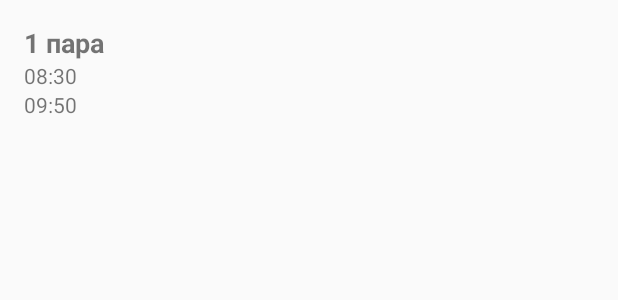
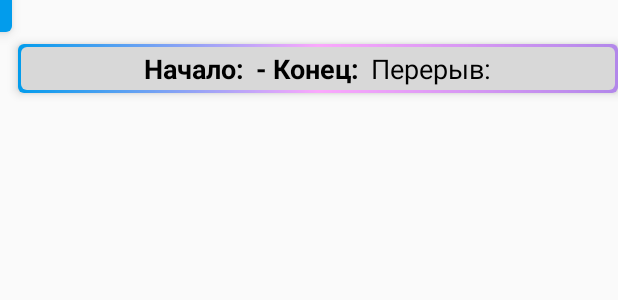
Before and after one commit to Kaptsoff/Rosnou_Schedule, an Android app built with Jetpack Compose: the layout item_bell_schedule.xml on its own in the app's theme, with its tools: preview values and no code run, on a phone screen of 412 x 824 dp. Shown: the top 300 px of the screen. Run offline under Robolectric (Android 15) with nearby library versions, the phone set to English and light mode, and no system bars.

Commit message:
Initial commit

```diff
--- /dev/null
+++ b/app/src/main/res/drawable/gradient_border_n_gray_background.xml
@@ -0,0 +1,35 @@
+<?xml version="1.0" encoding="utf-8"?>
+<!-- res/drawable/gradient_border.xml -->
+<!-- res/drawable/gradient_border.xml -->
+<layer-list xmlns:android="http://schemas.android.com/apk/res/android">
+
+
+    <!-- Слой для фона кнопки -->
+
+
+    <!-- Слой для градиентной границы -->
+    <item>
+        <shape android:shape="rectangle">
+                <gradient
+                    android:startColor="@color/DodgerBlue"
+                    android:centerColor="@color/Plum"
+                    android:endColor="@color/Violet"
+                    android:angle="0"/>
+            <!-- Цвета градиента -->
+
+            <corners android:radius="4dp"/> <!-- Скругленные углы, чтобы граница была ровной -->
+        </shape>
+    </item>
+
+    <item
+        android:left="2dp"
+        android:right="2dp"
+        android:top="2dp"
+        android:bottom="2dp">
+        <shape android:shape="rectangle">
+            <solid android:color="@color/LightGrey"/> <!-- Белый фон, можно изменить -->
+            <corners android:radius="4dp"/> <!-- Скругленные углы, опционально -->
+        </shape>
+    </item>
+
+    </layer-list>
--- /dev/null
+++ b/app/src/main/res/drawable/rounded_corner_background.xml
@@ -0,0 +1,5 @@
+<?xml version="1.0" encoding="utf-8"?>
+<shape xmlns:android="http://schemas.android.com/apk/res/android" android:shape="rectangle">
+    <solid android:color="@color/DodgerBlue" />
+    <corners android:bottomRightRadius="4dp" />
+</shape>
--- a/app/src/main/res/layout/activity_main.xml
+++ b/app/src/main/res/layout/activity_main.xml
@@ -57,7 +57,7 @@
         android:layout_height="wrap_content"
         android:layout_gravity="center_horizontal"
         android:textSize="12sp"
-        android:text="Звонки" />
+        android:text="@string/bells_schedule" />
 
     <Button
         android:id="@+id/roomsButton"
--- a/app/src/main/res/layout/item_bell_schedule.xml
+++ b/app/src/main/res/layout/item_bell_schedule.xml
@@ -2,26 +2,75 @@
 <LinearLayout xmlns:android="http://schemas.android.com/apk/res/android"
     android:layout_width="match_parent"
     android:layout_height="wrap_content"
-    android:orientation="vertical"
-    android:padding="16dp">
+    android:orientation="vertical">
 
     <TextView
         android:id="@+id/bellNameTextView"
         android:layout_width="wrap_content"
         android:layout_height="wrap_content"
-        android:text="1 пара"
-        android:textSize="18sp"
-        android:textStyle="bold" />
+        android:textSize="14sp"
+        android:textStyle="bold"
+        android:textColor="@color/white"
+        android:paddingLeft="4dp"
+        android:paddingRight="4dp"
+        android:paddingBottom="2dp"
+        android:layout_marginBottom="4dp"
+        android:background="@drawable/rounded_corner_background"
+        android:elevation="6dp"/>
 
-    <TextView
+    <LinearLayout
+        android:layout_width="match_parent"
+        android:layout_height="wrap_content"
+        android:background="@drawable/gradient_border_n_gray_background"
+        android:padding="4dp"
+        android:layout_marginStart="12dp"
+        android:layout_marginTop="4dp"
+        android:layout_marginBottom="8dp"
+        android:gravity="center"
+        android:elevation="4dp">
+
+        <TextView
+            android:layout_width="wrap_content"
+            android:layout_height="wrap_content"
+            android:text="Начало:"
+            android:textSize="18dp"
+            android:textColor="@color/black"
+            android:textStyle="bold"
+            android:layout_marginEnd="4dp"/>
+
+        <TextView
         android:id="@+id/bellBeginTextView"
         android:layout_width="wrap_content"
         android:layout_height="wrap_content"
-        android:text="08:30" />
+        android:textColor="@color/black"
+        android:textStyle="bold"
+        android:textSize="18dp"
+        android:layout_marginEnd="4dp"/>
+
+        <TextView
+            android:layout_width="wrap_content"
+            android:layout_height="wrap_content"
+            android:textSize="18dp"
+            android:text="- Конец:"
+            android:textColor="@color/black"
+            android:textStyle="bold"
+            android:layout_marginEnd="4dp"/>
 
     <TextView
         android:id="@+id/bellEndTextView"
         android:layout_width="wrap_content"
         android:layout_height="wrap_content"
-        android:text="09:50" />
+        android:textColor="@color/black"
+        android:textSize="18dp"
+        android:textStyle="bold"
+        android:layout_marginEnd="4dp"/>
+
+        <TextView
+            android:layout_width="wrap_content"
+            android:layout_height="wrap_content"
+            android:textSize="18dp"
+            android:text="Перерыв:"
+            android:textColor="@color/black"/>
+
+    </LinearLayout>
 </LinearLayout>
--- a/app/src/main/res/values/colors.xml
+++ b/app/src/main/res/values/colors.xml
@@ -7,4 +7,31 @@
     <color name="teal_700">#FF018786</color>
     <color name="black">#FF000000</color>
     <color name="white">#FFFFFFFF</color>
+
+    <!--colors for white version app-->
+    <!--colors of icons-->
+    <color name="DodgerBlue">#029CEC</color>
+    <color name="DeepSkyBlue">#46C6FE</color>
+    <color name="Plum">#FBA8FC</color>
+    <color name="Violet">#B287EA</color>
+
+    <!--colors of backgrounds-->
+    <color name="LightGrey">#D8D8D8</color>
+    <color name="WhiteSmoke">#F4F4F4</color>
+
+    <!--colors of shadows-->
+    <color name="DodgerBlueShadow">#005F90</color>
+    <color name="DeepSkyBlueShadow">#2A7595</color>
+    <color name="PlumShadow">#8F6190</color>
+    <color name="VioletShadow">#6A528A</color>
+
+    <!--array names colors for icons-->
+    <array name="background_colors">
+        <item>@color/DodgerBlue</item>
+        <item>@color/DeepSkyBlue</item>
+        <item>@color/Plum</item>
+        <item>@color/Violet</item>
+    </array>
+
+
 </resources>
--- a/app/src/main/res/values/strings.xml
+++ b/app/src/main/res/values/strings.xml
@@ -1,4 +1,5 @@
 <resources>
     <string name="app_name">RosnouSchedule</string>
     <string name="update_data">Обновить данные</string>
+    <string name="bells_schedule">Расписание звонков</string>
 </resources>
```
Also changed, not shown: app/src/main/AndroidManifest.xml (+2 -7 lines), app/src/main/java/com/example/rosnouschedule/BellScheduleActivity.kt (+17 -0 lines), app/src/main/java/com/example/rosnouschedule/extra/SimpleDateFormat.kt (added, +30 -0 lines), app/src/main/res/drawable/gradient_line.xml (added, +12 -0 lines), app/src/main/res/layout/activity_bell_schedule.xml (+76 -5 lines).
